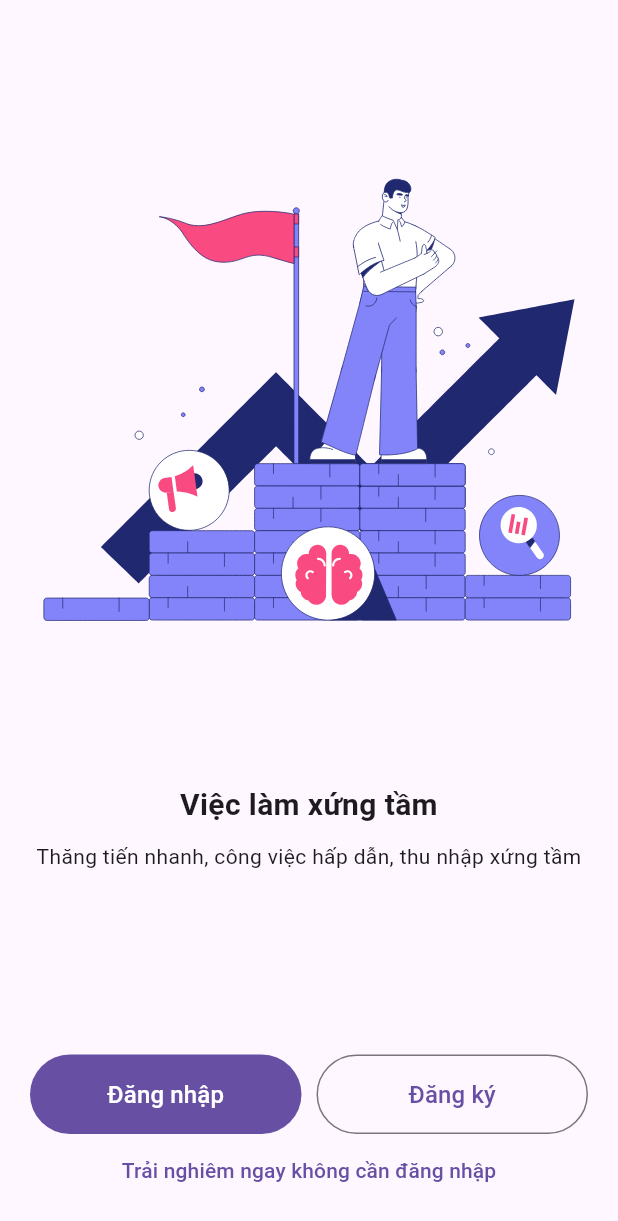
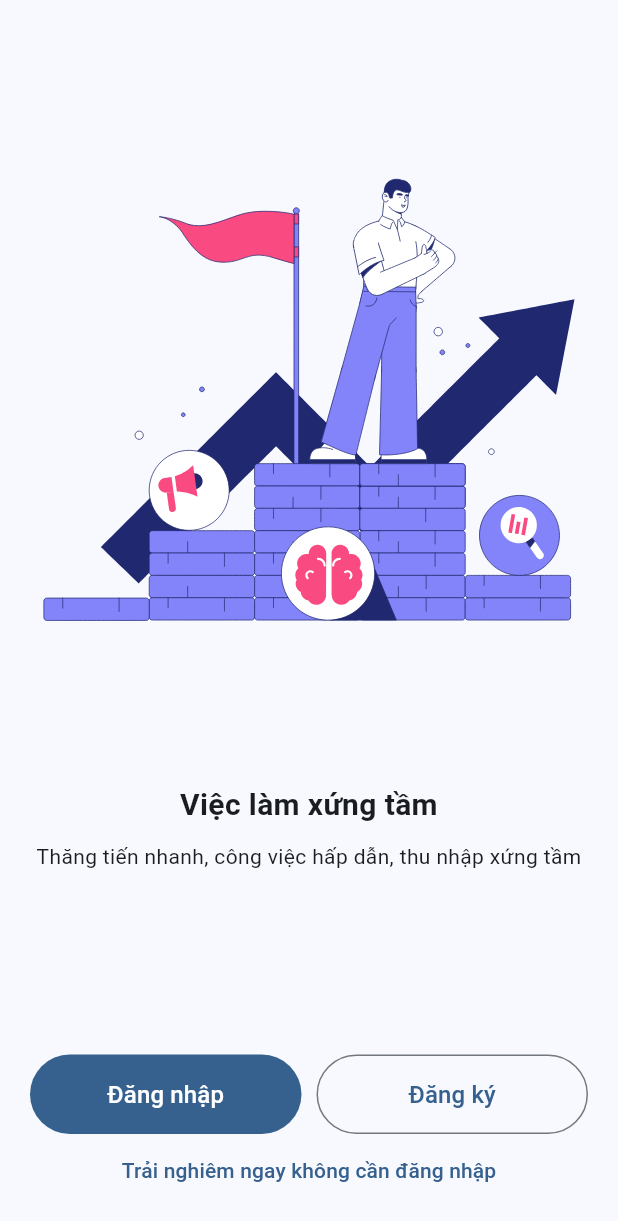
Before and after one commit to HuyVu12/resume_matching_job_detail, a Flutter app: the screen it shows after launch, on a phone screen of 412 x 824 dp. Shown: the top 1221 px of the screen. Run offline on Flutter 3.47's test engine with Material 3 defaults, Android fonts, the phone set to English and light mode, and no system bars; our stand-ins replace firebase_core, lottie; accounts and stored records are empty.

Commit message:
change themdata

```diff
--- a/lib/main.dart
+++ b/lib/main.dart
@@ -10,12 +10,14 @@ class MainApp extends StatelessWidget {
 
   @override
   Widget build(BuildContext context) {
-    return const MaterialApp(
+    return MaterialApp(
       debugShowCheckedModeBanner: false,
-      home: Scaffold(
-        body: WelcomeView()
+      theme: ThemeData(
+        useMaterial3: true,
+        brightness: Brightness.light,
+        colorSchemeSeed: Colors.blue,
       ),
+      home: Scaffold(body: WelcomeView()),
     );
   }
-
 }
```
